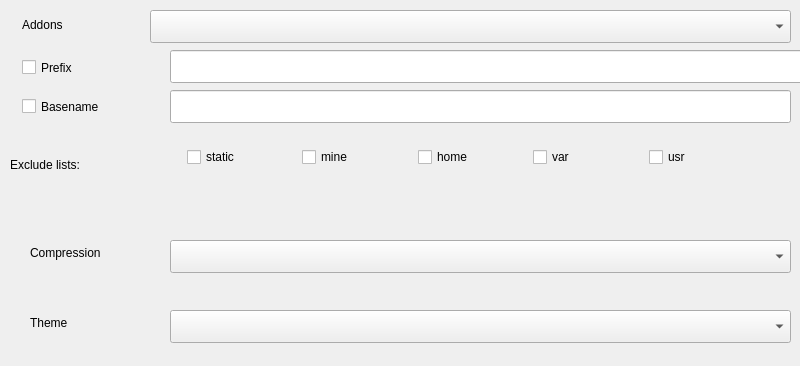
First picture: the form in src/ui/produce.ui, repository pieroproietti/pengui, before the edit; both pictures show x 0 to 800 and y 0 to 366 of the 800 by 600 pixel window.
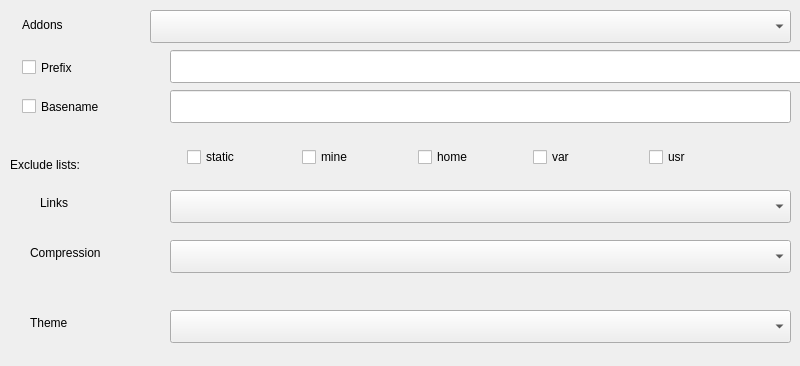
Second picture: the form after the edit. Icons and pictures are not drawn.

Patch:
```diff
--- a/src/ui/produce.ui
+++ b/src/ui/produce.ui
@@ -354,6 +354,35 @@
     </item>
    </layout>
   </widget>
+  <widget class="QComboBox" name="comboBoxLinks">
+   <property name="geometry">
+    <rect>
+     <x>170</x>
+     <y>190</y>
+     <width>621</width>
+     <height>33</height>
+    </rect>
+   </property>
+   <property name="toolTip">
+    <string>Select compression</string>
+   </property>
+  </widget>
+  <widget class="QLabel" name="labelLinks">
+   <property name="geometry">
+    <rect>
+     <x>40</x>
+     <y>190</y>
+     <width>137</width>
+     <height>25</height>
+    </rect>
+   </property>
+   <property name="toolTip">
+    <string>You can choose from three types of compression: fast (default), standart and max</string>
+   </property>
+   <property name="text">
+    <string>Links</string>
+   </property>
+  </widget>
  </widget>
  <resources>
   <include location="resources.qrc"/>
```
